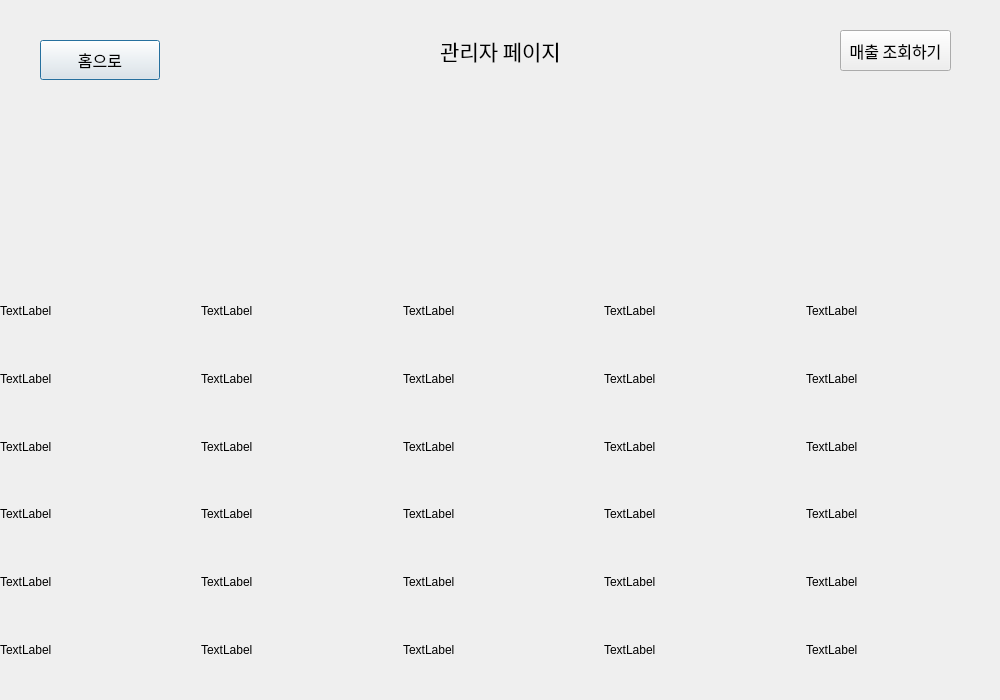
Qt form ui/adminpage.ui (2sseong/mini_project_2025-03) before a commit.
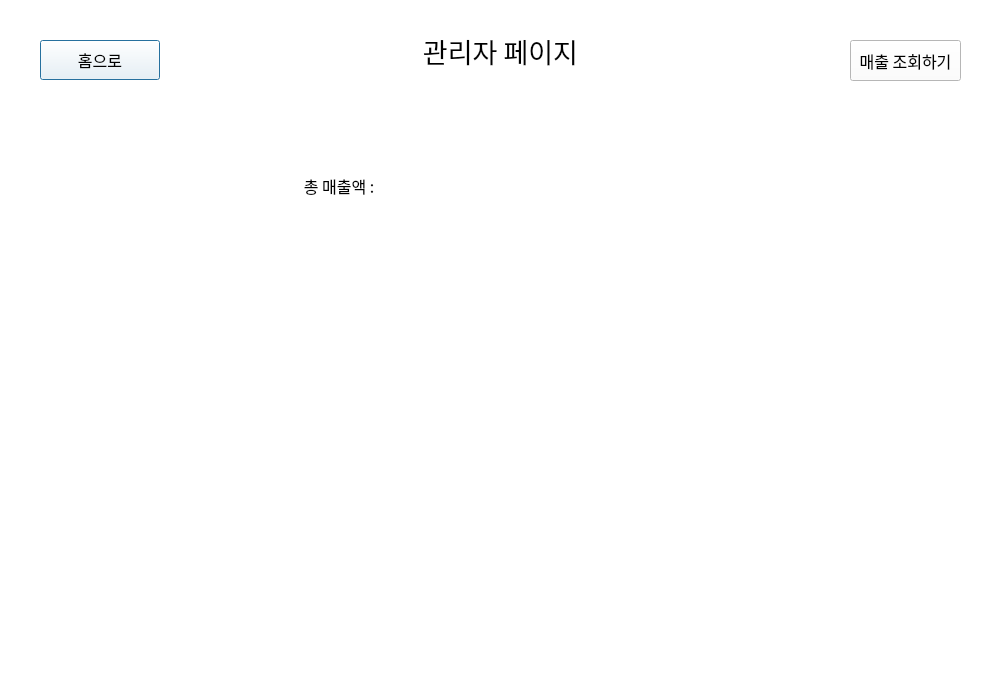
The same form after that commit.

```diff
--- a/ui/adminpage.ui
+++ b/ui/adminpage.ui
@@ -13,6 +13,11 @@
   <property name="windowTitle">
    <string>Dialog</string>
   </property>
+  <property name="styleSheet">
+   <string notr="true">background: white;
+
+</string>
+  </property>
   <widget class="QPushButton" name="btn_go_to_main">
    <property name="geometry">
     <rect>
@@ -35,8 +40,8 @@
   <widget class="QPushButton" name="btn_sales">
    <property name="geometry">
     <rect>
-     <x>840</x>
-     <y>30</y>
+     <x>850</x>
+     <y>40</y>
      <width>111</width>
      <height>41</height>
     </rect>
@@ -63,7 +68,7 @@
    <property name="font">
     <font>
      <family>NanumGothic</family>
-     <pointsize>16</pointsize>
+     <pointsize>20</pointsize>
     </font>
    </property>
    <property name="text">
@@ -76,273 +81,69 @@
   <widget class="QWidget" name="verticalLayoutWidget">
    <property name="geometry">
     <rect>
-     <x>0</x>
-     <y>280</y>
-     <width>1001</width>
-     <height>401</height>
+     <x>170</x>
+     <y>150</y>
+     <width>681</width>
+     <height>71</height>
     </rect>
    </property>
-   <layout class="QVBoxLayout" name="verticalLayout">
+   <property name="font">
+    <font>
+     <family>NanumGothic</family>
+     <pointsize>12</pointsize>
+    </font>
+   </property>
+   <layout class="QHBoxLayout" name="horizontalLayout">
     <item>
-     <layout class="QVBoxLayout" name="verticalLayout_3">
-      <item>
-       <layout class="QHBoxLayout" name="horizontalLayout">
-        <item>
-         <widget class="QLabel" name="label">
-          <property name="text">
-           <string>TextLabel</string>
-          </property>
-         </widget>
-        </item>
-        <item>
-         <widget class="QLabel" name="label_2">
-          <property name="text">
-           <string>TextLabel</string>
-          </property>
-         </widget>
-        </item>
-        <item>
-         <widget class="QLabel" name="label_3">
-          <property name="text">
-           <string>TextLabel</string>
-          </property>
-         </widget>
-        </item>
-        <item>
-         <widget class="QLabel" name="label_4">
-          <property name="text">
-           <string>TextLabel</string>
-          </property>
-         </widget>
-        </item>
-        <item>
-         <widget class="QLabel" name="label_5">
-          <property name="text">
-           <string>TextLabel</string>
-          </property>
-         </widget>
-        </item>
-       </layout>
-      </item>
-     </layout>
+     <widget class="QLabel" name="lbl_1">
+      <property name="font">
+       <font>
+        <family>NanumGothic</family>
+        <pointsize>12</pointsize>
+       </font>
+      </property>
+      <property name="text">
+       <string>총 매출액 :</string>
+      </property>
+      <property name="alignment">
+       <set>Qt::AlignCenter</set>
+      </property>
+     </widget>
     </item>
     <item>
-     <layout class="QVBoxLayout" name="verticalLayout_7">
-      <item>
-       <layout class="QHBoxLayout" name="horizontalLayout_2">
-        <item>
-         <widget class="QLabel" name="label_6">
-          <property name="text">
-           <string>TextLabel</string>
-          </property>
-         </widget>
-        </item>
-        <item>
-         <widget class="QLabel" name="label_7">
-          <property name="text">
-           <string>TextLabel</string>
-          </property>
-         </widget>
-        </item>
-        <item>
-         <widget class="QLabel" name="label_8">
-          <property name="text">
-           <string>TextLabel</string>
-          </property>
-         </widget>
-        </item>
-        <item>
-         <widget class="QLabel" name="label_9">
-          <property name="text">
-           <string>TextLabel</string>
-          </property>
-         </widget>
-        </item>
-        <item>
-         <widget class="QLabel" name="label_10">
-          <property name="text">
-           <string>TextLabel</string>
-          </property>
-         </widget>
-        </item>
-       </layout>
-      </item>
-     </layout>
-    </item>
-    <item>
-     <layout class="QVBoxLayout" name="verticalLayout_6">
-      <item>
-       <layout class="QHBoxLayout" name="horizontalLayout_3">
-        <item>
-         <widget class="QLabel" name="label_11">
-          <property name="text">
-           <string>TextLabel</string>
-          </property>
-         </widget>
-        </item>
-        <item>
-         <widget class="QLabel" name="label_12">
-          <property name="text">
-           <string>TextLabel</string>
-          </property>
-         </widget>
-        </item>
-        <item>
-         <widget class="QLabel" name="label_13">
-          <property name="text">
-           <string>TextLabel</string>
-          </property>
-         </widget>
-        </item>
-        <item>
-         <widget class="QLabel" name="label_14">
-          <property name="text">
-           <string>TextLabel</string>
-          </property>
-         </widget>
-        </item>
-        <item>
-         <widget class="QLabel" name="label_15">
-          <property name="text">
-           <string>TextLabel</string>
-          </property>
-         </widget>
-        </item>
-       </layout>
-      </item>
-     </layout>
-    </item>
-    <item>
-     <layout class="QVBoxLayout" name="verticalLayout_4">
-      <item>
-       <layout class="QHBoxLayout" name="horizontalLayout_4">
-        <item>
-         <widget class="QLabel" name="label_16">
-          <property name="text">
-           <string>TextLabel</string>
-          </property>
-         </widget>
-        </item>
-        <item>
-         <widget class="QLabel" name="label_17">
-          <property name="text">
-           <string>TextLabel</string>
-          </property>
-         </widget>
-        </item>
-        <item>
-         <widget class="QLabel" name="label_18">
-          <property name="text">
-           <string>TextLabel</string>
-          </property>
-         </widget>
-        </item>
-        <item>
-         <widget class="QLabel" name="label_19">
-          <property name="text">
-           <string>TextLabel</string>
-          </property>
-         </widget>
-        </item>
-        <item>
-         <widget class="QLabel" name="label_20">
-          <property name="text">
-           <string>TextLabel</string>
-          </property>
-         </widget>
-        </item>
-       </layout>
-      </item>
-     </layout>
-    </item>
-    <item>
-     <layout class="QVBoxLayout" name="verticalLayout_5">
-      <item>
-       <layout class="QHBoxLayout" name="horizontalLayout_5">
-        <item>
-         <widget class="QLabel" name="label_21">
-          <property name="text">
-           <string>TextLabel</string>
-          </property>
-         </widget>
-        </item>
-        <item>
-         <widget class="QLabel" name="label_22">
-          <property name="text">
-           <string>TextLabel</string>
-          </property>
-         </widget>
-        </item>
-        <item>
-         <widget class="QLabel" name="label_23">
-          <property name="text">
-           <string>TextLabel</string>
-          </property>
-         </widget>
-        </item>
-        <item>
-         <widget class="QLabel" name="label_24">
-          <property name="text">
-           <string>TextLabel</string>
-          </property>
-         </widget>
-        </item>
-        <item>
-         <widget class="QLabel" name="label_25">
-          <property name="text">
-           <string>TextLabel</string>
-          </property>
-         </widget>
-        </item>
-       </layout>
-      </item>
-     </layout>
-    </item>
-    <item>
-     <layout class="QVBoxLayout" name="verticalLayout_2">
-      <item>
-       <layout class="QHBoxLayout" name="horizontalLayout_6">
-        <item>
-         <widget class="QLabel" name="label_26">
-          <property name="text">
-           <string>TextLabel</string>
-          </property>
-         </widget>
-        </item>
-        <item>
-         <widget class="QLabel" name="label_27">
-          <property name="text">
-           <string>TextLabel</string>
-          </property>
-         </widget>
-        </item>
-        <item>
-         <widget class="QLabel" name="label_28">
-          <property name="text">
-           <string>TextLabel</string>
-          </property>
-         </widget>
-        </item>
-        <item>
-         <widget class="QLabel" name="label_29">
-          <property name="text">
-           <string>TextLabel</string>
-          </property>
-         </widget>
-        </item>
-        <item>
-         <widget class="QLabel" name="label_30">
-          <property name="text">
-           <string>TextLabel</string>
-          </property>
-         </widget>
-        </item>
-       </layout>
-      </item>
-     </layout>
+     <widget class="QLabel" name="lbl_total">
+      <property name="font">
+       <font>
+        <family>NanumGothic</family>
+        <pointsize>12</pointsize>
+       </font>
+      </property>
+      <property name="text">
+       <string/>
+      </property>
+      <property name="alignment">
+       <set>Qt::AlignCenter</set>
+      </property>
+     </widget>
     </item>
    </layout>
   </widget>
+  <widget class="QWidget" name="graph_widget" native="true">
+   <property name="geometry">
+    <rect>
+     <x>169</x>
+     <y>219</y>
+     <width>681</width>
+     <height>401</height>
+    </rect>
+   </property>
+   <property name="font">
+    <font>
+     <family>NanumGothic</family>
+     <pointsize>12</pointsize>
+    </font>
+   </property>
+  </widget>
  </widget>
  <resources/>
  <connections/>
```
Left out of the diff: 2 changed lines with no effect on the pictures.
